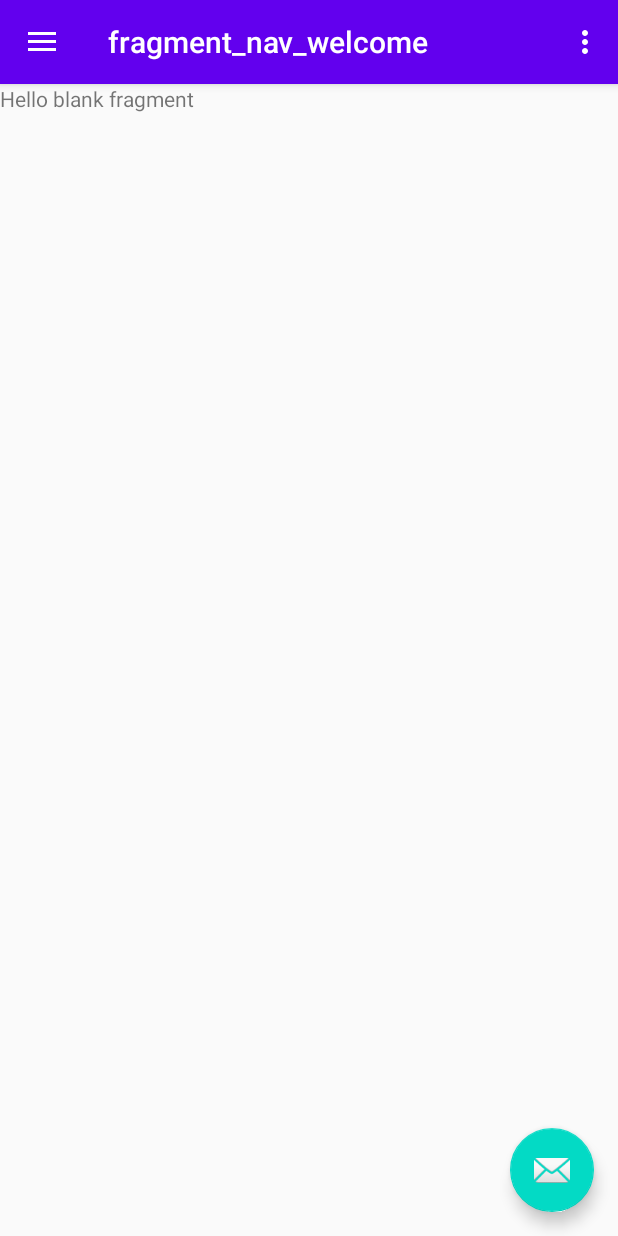
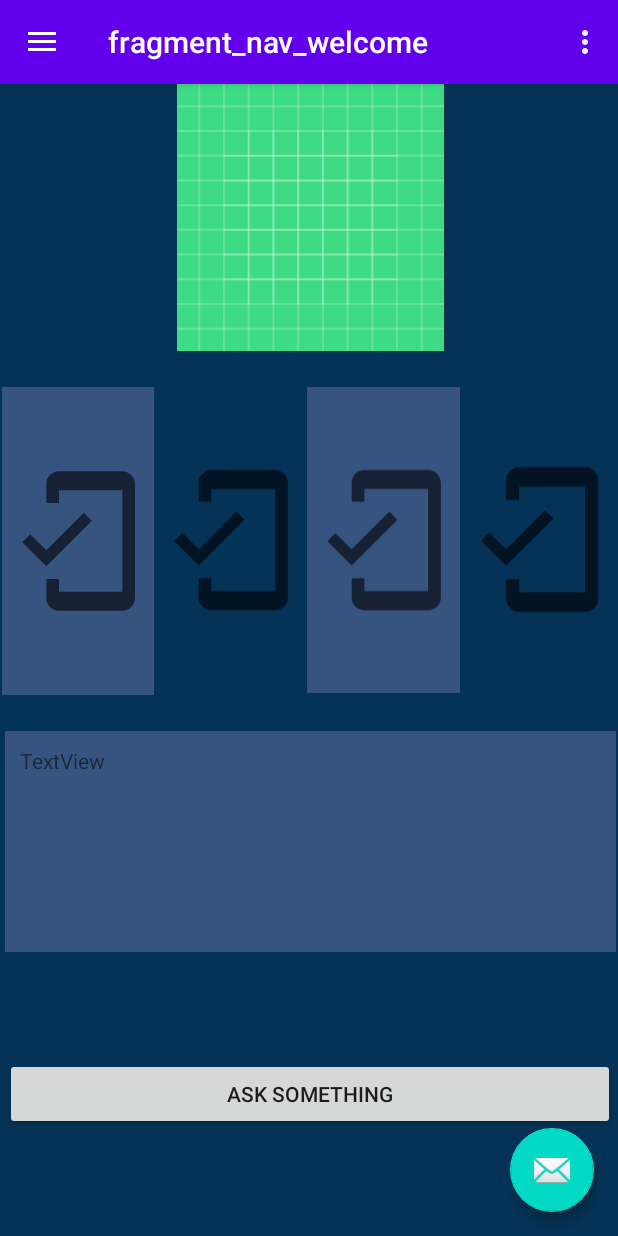
Before and after one commit to SidharthBjaj/androidProject, an Android app: the screen it shows after launch (MainActivity), on a phone screen of 412 x 824 dp. Run offline under Robolectric (Android 15) with nearby library versions, the phone set to English and light mode, and no system bars; our stand-ins replace navigation-ui.

Commit message:
made blue print of welcome screen

```diff
--- /dev/null
+++ b/app/src/main/res/drawable/ic_baseline_contact_phone_24.xml
@@ -0,0 +1,10 @@
+<vector xmlns:android="http://schemas.android.com/apk/res/android"
+    android:width="24dp"
+    android:height="24dp"
+    android:viewportWidth="24"
+    android:viewportHeight="24"
+    android:tint="?attr/colorControlNormal">
+  <path
+      android:fillColor="@android:color/white"
+      android:pathData="M22,3L2,3C0.9,3 0,3.9 0,5v14c0,1.1 0.9,2 2,2h20c1.1,0 1.99,-0.9 1.99,-2L24,5c0,-1.1 -0.9,-2 -2,-2zM8,6c1.66,0 3,1.34 3,3s-1.34,3 -3,3 -3,-1.34 -3,-3 1.34,-3 3,-3zM14,18L2,18v-1c0,-2 4,-3.1 6,-3.1s6,1.1 6,3.1v1zM17.85,14h1.64L21,16l-1.99,1.99c-1.31,-0.98 -2.28,-2.38 -2.73,-3.99 -0.18,-0.64 -0.28,-1.31 -0.28,-2s0.1,-1.36 0.28,-2c0.45,-1.62 1.42,-3.01 2.73,-3.99L21,8l-1.51,2h-1.64c-0.22,0.63 -0.35,1.3 -0.35,2s0.13,1.37 0.35,2z"/>
+</vector>
--- /dev/null
+++ b/app/src/main/res/drawable/ic_baseline_mobile_friendly_24.xml
@@ -0,0 +1,10 @@
+<vector xmlns:android="http://schemas.android.com/apk/res/android"
+    android:width="24dp"
+    android:height="24dp"
+    android:viewportWidth="24"
+    android:viewportHeight="24"
+    android:tint="?attr/colorControlNormal">
+  <path
+      android:fillColor="@android:color/white"
+      android:pathData="M19,1H9c-1.1,0 -2,0.9 -2,2v3h2V4h10v16H9v-2H7v3c0,1.1 0.9,2 2,2h10c1.1,0 2,-0.9 2,-2V3c0,-1.1 -0.9,-2 -2,-2zM7.01,13.47l-2.55,-2.55 -1.27,1.27L7,16l7.19,-7.19 -1.27,-1.27z"/>
+</vector>
--- /dev/null
+++ b/app/src/main/res/drawable/ic_baseline_phone_callback_24.xml
@@ -0,0 +1,10 @@
+<vector xmlns:android="http://schemas.android.com/apk/res/android"
+    android:width="24dp"
+    android:height="24dp"
+    android:viewportWidth="24"
+    android:viewportHeight="24"
+    android:tint="?attr/colorControlNormal">
+  <path
+      android:fillColor="@android:color/white"
+      android:pathData="M6.62,10.79c1.44,2.83 3.76,5.14 6.59,6.59l2.2,-2.2c0.27,-0.27 0.67,-0.36 1.02,-0.24 1.12,0.37 2.33,0.57 3.57,0.57 0.55,0 1,0.45 1,1L21,20c0,0.55 -0.45,1 -1,1 -9.39,0 -17,-7.61 -17,-17 0,-0.55 0.45,-1 1,-1h3.5c0.55,0 1,0.45 1,1 0,1.25 0.2,2.45 0.57,3.57 0.11,0.35 0.03,0.74 -0.25,1.02l-2.2,2.2zM20.16,3.69l-0.71,-0.7L13,9.29L13,5h-1v6h6v-1h-4.15z"/>
+</vector>
--- /dev/null
+++ b/app/src/main/res/drawable/ic_baseline_sync_problem_24.xml
@@ -0,0 +1,10 @@
+<vector xmlns:android="http://schemas.android.com/apk/res/android"
+    android:width="24dp"
+    android:height="24dp"
+    android:viewportWidth="24"
+    android:viewportHeight="24"
+    android:tint="?attr/colorControlNormal">
+  <path
+      android:fillColor="@android:color/white"
+      android:pathData="M3,12c0,2.21 0.91,4.2 2.36,5.64L3,20h6v-6l-2.24,2.24C5.68,15.15 5,13.66 5,12c0,-2.61 1.67,-4.83 4,-5.65L9,4.26C5.55,5.15 3,8.27 3,12zM11,17h2v-2h-2v2zM21,4h-6v6l2.24,-2.24C18.32,8.85 19,10.34 19,12c0,2.61 -1.67,4.83 -4,5.65v2.09c3.45,-0.89 6,-4.01 6,-7.74 0,-2.21 -0.91,-4.2 -2.36,-5.64L21,4zM11,13h2L13,7h-2v6z"/>
+</vector>
--- /dev/null
+++ b/app/src/main/res/drawable/ic_baseline_whatshot_24.xml
@@ -0,0 +1,10 @@
+<vector xmlns:android="http://schemas.android.com/apk/res/android"
+    android:width="24dp"
+    android:height="24dp"
+    android:viewportWidth="24"
+    android:viewportHeight="24"
+    android:tint="?attr/colorControlNormal">
+  <path
+      android:fillColor="@android:color/white"
+      android:pathData="M13.5,0.67s0.74,2.65 0.74,4.8c0,2.06 -1.35,3.73 -3.41,3.73 -2.07,0 -3.63,-1.67 -3.63,-3.73l0.03,-0.36C5.21,7.51 4,10.62 4,14c0,4.42 3.58,8 8,8s8,-3.58 8,-8C20,8.61 17.41,3.8 13.5,0.67zM11.71,19c-1.78,0 -3.22,-1.4 -3.22,-3.14 0,-1.62 1.05,-2.76 2.81,-3.12 1.77,-0.36 3.6,-1.21 4.62,-2.58 0.39,1.29 0.59,2.65 0.59,4.04 0,2.65 -2.15,4.8 -4.8,4.8z"/>
+</vector>
--- a/app/src/main/res/drawable/ic_menu_camera.xml
+++ /dev/null
@@ -1,12 +0,0 @@
-<vector xmlns:android="http://schemas.android.com/apk/res/android"
-    android:width="24dp"
-    android:height="24dp"
-    android:viewportWidth="24.0"
-    android:viewportHeight="24.0">
-    <path
-        android:fillColor="#FF000000"
-        android:pathData="M12,12m-3.2,0a3.2,3.2 0,1 1,6.4 0a3.2,3.2 0,1 1,-6.4 0" />
-    <path
-        android:fillColor="#FF000000"
-        android:pathData="M9,2L7.17,4H4c-1.1,0 -2,0.9 -2,2v12c0,1.1 0.9,2 2,2h16c1.1,0 2,-0.9 2,-2V6c0,-1.1 -0.9,-2 -2,-2h-3.17L15,2H9zm3,15c-2.76,0 -5,-2.24 -5,-5s2.24,-5 5,-5 5,2.24 5,5 -2.24,5 -5,5z" />
-</vector>
--- a/app/src/main/res/drawable/ic_menu_gallery.xml
+++ /dev/null
@@ -1,9 +0,0 @@
-<vector xmlns:android="http://schemas.android.com/apk/res/android"
-    android:width="24dp"
-    android:height="24dp"
-    android:viewportWidth="24.0"
-    android:viewportHeight="24.0">
-    <path
-        android:fillColor="#FF000000"
-        android:pathData="M22,16V4c0,-1.1 -0.9,-2 -2,-2H8c-1.1,0 -2,0.9 -2,2v12c0,1.1 0.9,2 2,2h12c1.1,0 2,-0.9 2,-2zm-11,-4l2.03,2.71L16,11l4,5H8l3,-4zM2,6v14c0,1.1 0.9,2 2,2h14v-2H4V6H2z" />
-</vector>
--- a/app/src/main/res/drawable/ic_menu_slideshow.xml
+++ /dev/null
@@ -1,9 +0,0 @@
-<vector xmlns:android="http://schemas.android.com/apk/res/android"
-    android:width="24dp"
-    android:height="24dp"
-    android:viewportWidth="24.0"
-    android:viewportHeight="24.0">
-    <path
-        android:fillColor="#FF000000"
-        android:pathData="M4,6H2v14c0,1.1 0.9,2 2,2h14v-2H4V6zm16,-4H8c-1.1,0 -2,0.9 -2,2v12c0,1.1 0.9,2 2,2h12c1.1,0 2,-0.9 2,-2V4c0,-1.1 -0.9,-2 -2,-2zm-8,12.5v-9l6,4.5 -6,4.5z" />
-</vector>
--- a/app/src/main/res/layout/fragment_nav_welcome.xml
+++ b/app/src/main/res/layout/fragment_nav_welcome.xml
@@ -1,14 +1,89 @@
 <?xml version="1.0" encoding="utf-8"?>
-<FrameLayout xmlns:android="http://schemas.android.com/apk/res/android"
+<androidx.constraintlayout.widget.ConstraintLayout xmlns:android="http://schemas.android.com/apk/res/android"
+    xmlns:app="http://schemas.android.com/apk/res-auto"
     xmlns:tools="http://schemas.android.com/tools"
     android:layout_width="match_parent"
     android:layout_height="match_parent"
+    android:background="#053357"
     tools:context=".nav_welcome">
 
-    <!-- TODO: Update blank fragment layout -->
+
+    <ImageView
+        android:id="@+id/bannerWelcome"
+        android:layout_width="414dp"
+        android:layout_height="178dp"
+        android:src="@drawable/ic_launcher_background"
+        tools:layout_editor_absoluteX="-2dp"
+        tools:layout_editor_absoluteY="20dp" />
+
+    <ImageView
+        android:id="@+id/service3"
+        android:layout_width="102dp"
+        android:layout_height="204dp"
+        android:layout_marginTop="24dp"
+        android:background="#375480"
+        android:src="@drawable/ic_baseline_mobile_friendly_24"
+        app:layout_constraintEnd_toStartOf="@+id/service4"
+        app:layout_constraintStart_toEndOf="@+id/service2"
+        app:layout_constraintTop_toBottomOf="@+id/bannerWelcome" />
+
+    <ImageView
+        android:id="@+id/service2"
+        android:layout_width="102dp"
+        android:layout_height="204dp"
+        android:layout_marginTop="24dp"
+        android:src="@drawable/ic_baseline_mobile_friendly_24"
+        app:layout_constraintEnd_toStartOf="@+id/service3"
+        app:layout_constraintStart_toEndOf="@+id/service1"
+        app:layout_constraintTop_toBottomOf="@+id/bannerWelcome" />
+
+    <ImageView
+        android:id="@+id/service4"
+        android:layout_width="105dp"
+        android:layout_height="203dp"
+        android:layout_marginTop="24dp"
+        android:src="@drawable/ic_baseline_mobile_friendly_24"
+        app:layout_constraintEnd_toEndOf="parent"
+        app:layout_constraintStart_toEndOf="@+id/service3"
+        app:layout_constraintTop_toBottomOf="@+id/bannerWelcome" />
+
+    <ImageView
+        android:id="@+id/service1"
+        android:layout_width="101dp"
+        android:layout_height="205dp"
+        android:layout_marginStart="1dp"
+        android:layout_marginTop="24dp"
+        android:background="#375480"
+        android:src="@drawable/ic_baseline_mobile_friendly_24"
+        app:layout_constraintEnd_toStartOf="@+id/service2"
+        app:layout_constraintStart_toStartOf="parent"
+        app:layout_constraintTop_toBottomOf="@+id/bannerWelcome" />
+
     <TextView
-        android:layout_width="match_parent"
-        android:layout_height="match_parent"
-        android:text="@string/hello_blank_fragment" />
+        android:id="@+id/reviewsTest"
+        android:layout_width="407dp"
+        android:layout_height="147dp"
+        android:layout_marginStart="3dp"
+        android:layout_marginTop="24dp"
+        android:layout_marginEnd="2dp"
+        android:background="#375480"
+        android:padding="10sp"
+        android:text="TextView"
+        app:layout_constraintEnd_toEndOf="parent"
+        app:layout_constraintHorizontal_bias="0.0"
+        app:layout_constraintStart_toStartOf="parent"
+        app:layout_constraintTop_toBottomOf="@+id/service1" />
 
-</FrameLayout>
+    <Button
+        android:id="@+id/emailButton"
+        android:layout_width="0dp"
+        android:layout_height="wrap_content"
+        android:layout_marginStart="3dp"
+        android:layout_marginEnd="2dp"
+        android:text="Ask Something"
+        app:layout_constraintBottom_toBottomOf="parent"
+        app:layout_constraintEnd_toEndOf="parent"
+        app:layout_constraintStart_toStartOf="parent"
+        app:layout_constraintTop_toBottomOf="@+id/reviewsTest" />
+
+</androidx.constraintlayout.widget.ConstraintLayout>
--- a/app/src/main/res/layout/nav_header_main.xml
+++ b/app/src/main/res/layout/nav_header_main.xml
@@ -13,7 +13,7 @@
     android:theme="@style/ThemeOverlay.AppCompat.Dark">
 
     <ImageView
-        android:id="@+id/imageView"
+        android:id="@+id/bannerWelcome"
         android:layout_width="wrap_content"
         android:layout_height="wrap_content"
         android:contentDescription="@string/nav_header_desc"
--- a/app/src/main/res/menu/activity_main_drawer.xml
+++ b/app/src/main/res/menu/activity_main_drawer.xml
@@ -6,23 +6,23 @@
     <group android:checkableBehavior="single">
         <item
             android:id="@+id/nav_welcome"
-            android:icon="@drawable/ic_menu_gallery"
+            android:icon="@drawable/ic_baseline_mobile_friendly_24"
             android:title="Welcome" />
         <item
             android:id="@+id/nav_process"
-            android:icon="@drawable/ic_menu_gallery"
+            android:icon="@drawable/ic_baseline_sync_problem_24"
             android:title="Process" />
         <item
             android:id="@+id/nav_contact"
-            android:icon="@drawable/ic_menu_camera"
+            android:icon="@drawable/ic_baseline_contact_phone_24"
             android:title="Contact Me" />
         <item
             android:id="@+id/nav_hook"
-            android:icon="@drawable/ic_menu_slideshow"
+            android:icon="@drawable/ic_baseline_phone_callback_24"
             android:title="Callback" />
         <item
             android:id="@+id/nav_tips"
-            android:icon="@drawable/ic_menu_slideshow"
+            android:icon="@drawable/ic_baseline_whatshot_24"
             android:title="Tips" />
     </group>
 </menu>
```
